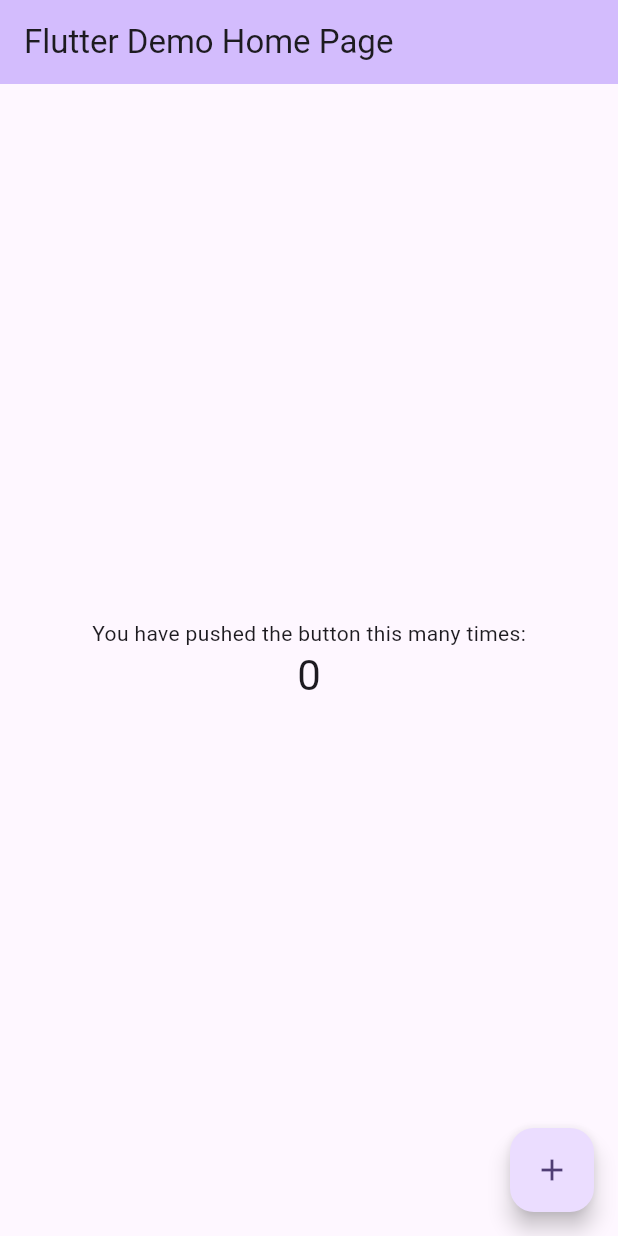
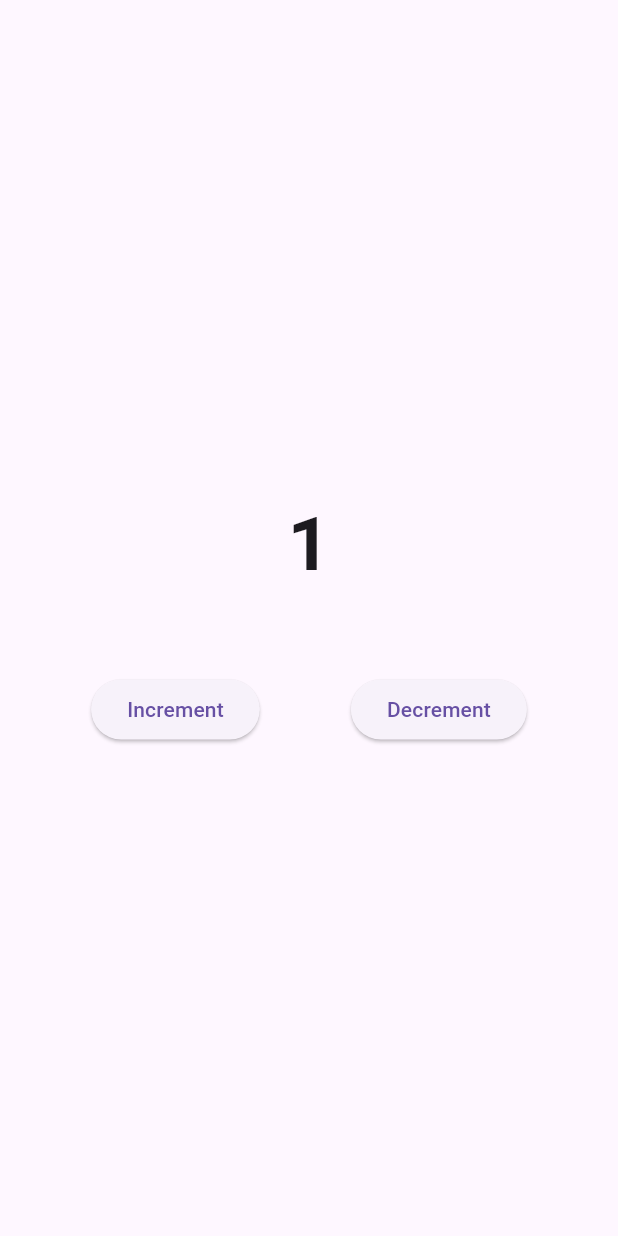
Before and after one commit to jishin141/word_wise_search, a Flutter app: the screen it shows after launch, on a phone screen of 412 x 824 dp. Run offline on Flutter 3.47's test engine with Material 3 defaults, Android fonts, the phone set to English and light mode, and no system bars; our stand-ins replace bloc, equatable, flutter_bloc.

Commit message:
counter app

```diff
--- /dev/null
+++ b/lib/features/counter/bloc/counter_bloc.dart
@@ -0,0 +1,26 @@
+import 'dart:async';
+
+import 'package:bloc/bloc.dart';
+import 'package:equatable/equatable.dart';
+
+part 'counter_event.dart';
+part 'counter_state.dart';
+
+class CounterBloc extends Bloc<CounterEvent, CounterState> {
+  CounterBloc() : super(CounterInitial()) {
+    on<CountIncrementEvent>(_incrementCount);
+    on<CountDecrementEvent>(_decrementCount);
+  }
+
+  _incrementCount(CountIncrementEvent event, Emitter<CounterState> emit) {
+    int count = state.count;
+    count++;
+    emit(CounterIncrementedState(count: count));
+  }
+
+  _decrementCount(CountDecrementEvent event, Emitter<CounterState> emit) {
+    int count = state.count;
+    count--;
+    emit(CounterDecrementedState(count: count));
+  }
+}
--- /dev/null
+++ b/lib/features/counter/bloc/counter_event.dart
@@ -0,0 +1,12 @@
+part of 'counter_bloc.dart';
+
+sealed class CounterEvent extends Equatable {
+  const CounterEvent();
+
+  @override
+  List<Object> get props => [];
+}
+
+class CountIncrementEvent extends CounterEvent {}
+
+class CountDecrementEvent extends CounterEvent {}
--- /dev/null
+++ b/lib/features/counter/bloc/counter_state.dart
@@ -0,0 +1,25 @@
+part of 'counter_bloc.dart';
+
+sealed class CounterState extends Equatable {
+  const CounterState();
+  final int count = 1;
+
+  @override
+  List<Object> get props => [count];
+}
+
+final class CounterInitial extends CounterState {}
+
+class CounterIncrementedState extends CounterState {
+  final int count;
+  CounterIncrementedState({required this.count});
+  @override
+  List<Object> get props => [count];
+}
+
+class CounterDecrementedState extends CounterState {
+  final int count;
+  CounterDecrementedState({required this.count});
+  @override
+  List<Object> get props => [count];
+}
--- /dev/null
+++ b/lib/features/counter/presentation/counter_page.dart
@@ -0,0 +1,55 @@
+import 'dart:developer';
+
+import 'package:flutter/material.dart';
+import 'package:flutter_bloc/flutter_bloc.dart';
+import 'package:word_wise_search/features/counter/bloc/counter_bloc.dart';
+
+class CounterPage extends StatelessWidget {
+  const CounterPage({super.key});
+
+  @override
+  Widget build(BuildContext context) {
+    final counterBloc = BlocProvider.of<CounterBloc>(context);
+    return Scaffold(
+      body: Center(
+        child: Column(
+          mainAxisAlignment: MainAxisAlignment.center,
+          children: [
+            Center(
+              child: BlocBuilder<CounterBloc, CounterState>(
+                builder: (context, state) {
+                  log(state.toString());
+                  return Text(
+                    state.count.toString(),
+                    style: TextStyle(fontSize: 50, fontWeight: FontWeight.bold),
+                  );
+                },
+              ),
+            ),
+            SizedBox(
+              height: 50,
+            ),
+            Row(
+              mainAxisAlignment: MainAxisAlignment.spaceEvenly,
+              children: [
+                ElevatedButton(
+                    onLongPress: () {
+                      print('long');
+                    },
+                    onPressed: () {
+                      counterBloc.add(CountIncrementEvent());
+                    },
+                    child: Text('Increment')),
+                ElevatedButton(
+                    onPressed: () {
+                      counterBloc.add(CountDecrementEvent());
+                    },
+                    child: Text('Decrement'))
+              ],
+            )
+          ],
+        ),
+      ),
+    );
+  }
+}
--- a/lib/main.dart
+++ b/lib/main.dart
@@ -1,4 +1,7 @@
 import 'package:flutter/material.dart';
+import 'package:flutter_bloc/flutter_bloc.dart';
+import 'package:word_wise_search/features/counter/bloc/counter_bloc.dart';
+import 'package:word_wise_search/features/counter/presentation/counter_page.dart';
 
 void main() {
   runApp(const MyApp());
@@ -7,119 +10,14 @@
 class MyApp extends StatelessWidget {
   const MyApp({super.key});
 
-  // This widget is the root of your application.
   @override
   Widget build(BuildContext context) {
-    return MaterialApp(
-      title: 'Flutter Demo',
-      theme: ThemeData(
-        // This is the theme of your application.
-        //
-        // TRY THIS: Try running your application with "flutter run". You'll see
-        // the application has a purple toolbar. Then, without quitting the app,
-        // try changing the seedColor in the colorScheme below to Colors.green
-        // and then invoke "hot reload" (save your changes or press the "hot
-        // reload" button in a Flutter-supported IDE, or press "r" if you used
-        // the command line to start the app).
-        //
-        // Notice that the counter didn't reset back to zero; the application
-        // state is not lost during the reload. To reset the state, use hot
-        // restart instead.
-        //
-        // This works for code too, not just values: Most code changes can be
-        // tested with just a hot reload.
-        colorScheme: ColorScheme.fromSeed(seedColor: Colors.deepPurple),
-        useMaterial3: true,
+    return BlocProvider(
+      create: (context) => CounterBloc(),
+      child: const MaterialApp(
+        debugShowCheckedModeBanner: false,
+        home: CounterPage(),
       ),
-      home: const MyHomePage(title: 'Flutter Demo Home Page'),
     );
   }
 }
-
-class MyHomePage extends StatefulWidget {
-  const MyHomePage({super.key, required this.title});
-
-  // This widget is the home page of your application. It is stateful, meaning
-  // that it has a State object (defined below) that contains fields that affect
-  // how it looks.
-
-  // This class is the configuration for the state. It holds the values (in this
-  // case the title) provided by the parent (in this case the App widget) and
-  // used by the build method of the State. Fields in a Widget subclass are
-  // always marked "final".
-
-  final String title;
-
-  @override
-  State<MyHomePage> createState() => _MyHomePageState();
-}
-
-class _MyHomePageState extends State<MyHomePage> {
-  int _counter = 0;
-
-  void _incrementCounter() {
-    setState(() {
-      // This call to setState tells the Flutter framework that something has
-      // changed in this State, which causes it to rerun the build method below
-      // so that the display can reflect the updated values. If we changed
-      // _counter without calling setState(), then the build method would not be
-      // called again, and so nothing would appear to happen.
-      _counter++;
-    });
-  }
-
-  @override
-  Widget build(BuildContext context) {
-    // This method is rerun every time setState is called, for instance as done
-    // by the _incrementCounter method above.
-    //
-    // The Flutter framework has been optimized to make rerunning build methods
-    // fast, so that you can just rebuild anything that needs updating rather
-    // than having to individually change instances of widgets.
-    return Scaffold(
-      appBar: AppBar(
-        // TRY THIS: Try changing the color here to a specific color (to
-        // Colors.amber, perhaps?) and trigger a hot reload to see the AppBar
-        // change color while the other colors stay the same.
-        backgroundColor: Theme.of(context).colorScheme.inversePrimary,
-        // Here we take the value from the MyHomePage object that was created by
-        // the App.build method, and use it to set our appbar title.
-        title: Text(widget.title),
-      ),
-      body: Center(
-        // Center is a layout widget. It takes a single child and positions it
-        // in the middle of the parent.
-        child: Column(
-          // Column is also a layout widget. It takes a list of children and
-          // arranges them vertically. By default, it sizes itself to fit its
-          // children horizontally, and tries to be as tall as its parent.
-          //
-          // Column has various properties to control how it sizes itself and
-          // how it positions its children. Here we use mainAxisAlignment to
-          // center the children vertically; the main axis here is the vertical
-          // axis because Columns are vertical (the cross axis would be
-          // horizontal).
-          //
-          // TRY THIS: Invoke "debug painting" (choose the "Toggle Debug Paint"
-          // action in the IDE, or press "p" in the console), to see the
-          // wireframe for each widget.
-          mainAxisAlignment: MainAxisAlignment.center,
-          children: <Widget>[
-            const Text(
-              'You have pushed the button this many times:',
-            ),
-            Text(
-              '$_counter',
-              style: Theme.of(context).textTheme.headlineMedium,
-            ),
-          ],
-        ),
-      ),
-      floatingActionButton: FloatingActionButton(
-        onPressed: _incrementCounter,
-        tooltip: 'Increment',
-        child: const Icon(Icons.add),
-      ), // This trailing comma makes auto-formatting nicer for build methods.
-    );
-  }
-}
--- a/pubspec.yaml
+++ b/pubspec.yaml
@@ -35,6 +35,9 @@ dependencies:
   # The following adds the Cupertino Icons font to your application.
   # Use with the CupertinoIcons class for iOS style icons.
   cupertino_icons: ^1.0.6
+  bloc: ^8.1.4
+  flutter_bloc: ^8.1.5
+  equatable: ^2.0.5
 
 dev_dependencies:
   flutter_test:
```
Also changed, not shown: lib/features/homepage/bloc/home_bloc.dart (added, +13 -0 lines), lib/features/homepage/bloc/home_event.dart (added, +13 -0 lines), lib/features/homepage/bloc/home_state.dart (added, +10 -0 lines), pubspec.lock.
